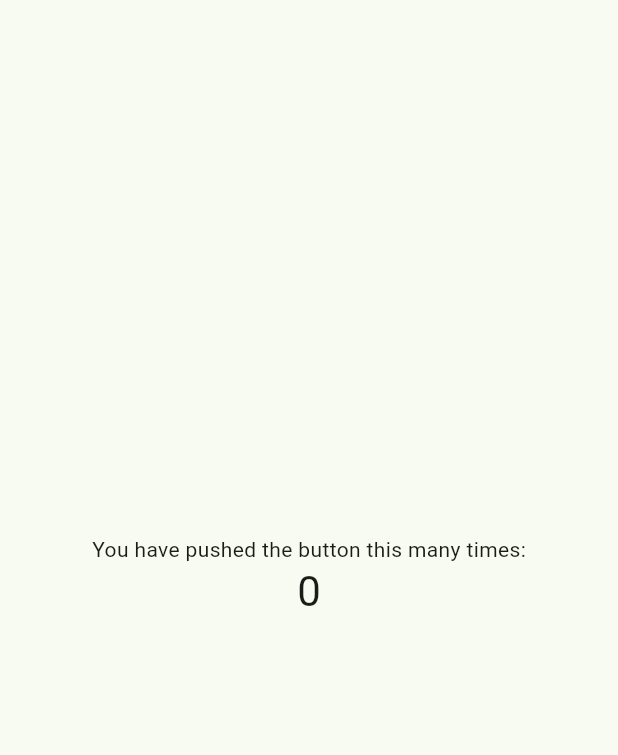
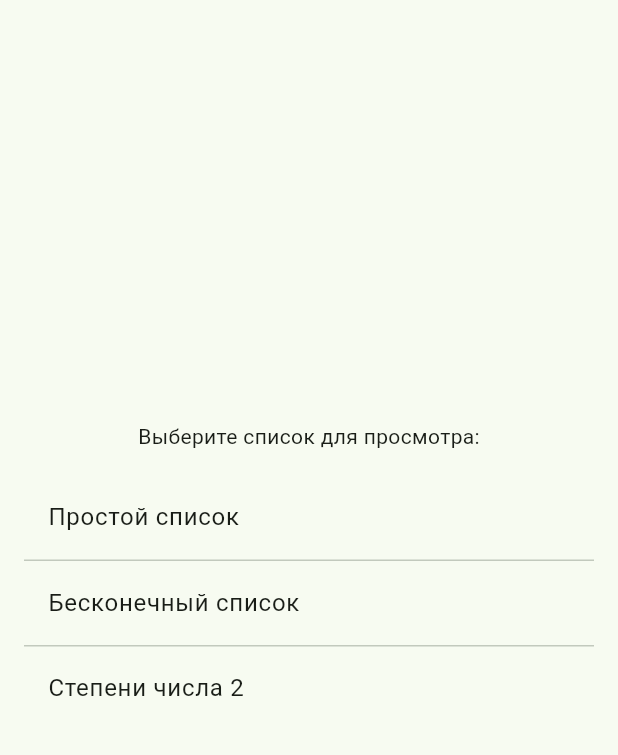
Before and after one commit to GrigorevNikOfficial/PI2302_Grigorev, a Flutter app: the screen it shows after launch, on a phone screen of 412 x 824 dp, the part 84-839 px from its top. Run offline on Flutter 3.47's test engine with Material 3 defaults, Android fonts, the phone set to English and light mode, and no system bars.

Commit message:
Добавил список элементов

```diff
--- a/lab_5/lib/main.dart
+++ b/lab_5/lib/main.dart
@@ -106,10 +106,25 @@ class _MyHomePageState extends State<MyHomePage> {
           // wireframe for each widget.
           mainAxisAlignment: .center,
           children: [
-            const Text('You have pushed the button this many times:'),
-            Text(
-              '$_counter',
-              style: Theme.of(context).textTheme.headlineMedium,
+            Text('Выберите список для просмотра:'),
+            SizedBox(height: 16),
+            Padding(
+              padding: EdgeInsets.symmetric(horizontal: 16),
+              child: Column(
+                children: [
+                  ListTile(
+                    title: Text('Простой список'),
+                  ),
+                  const Divider(height: 1),
+                  ListTile(
+                    title: const Text('Бесконечный список'),
+                  ),
+                  const Divider(height: 1),
+                  ListTile(
+                    title: const Text('Степени числа 2'),
+                  ),
+                ],
+              ),
             ),
           ],
         ),
```
